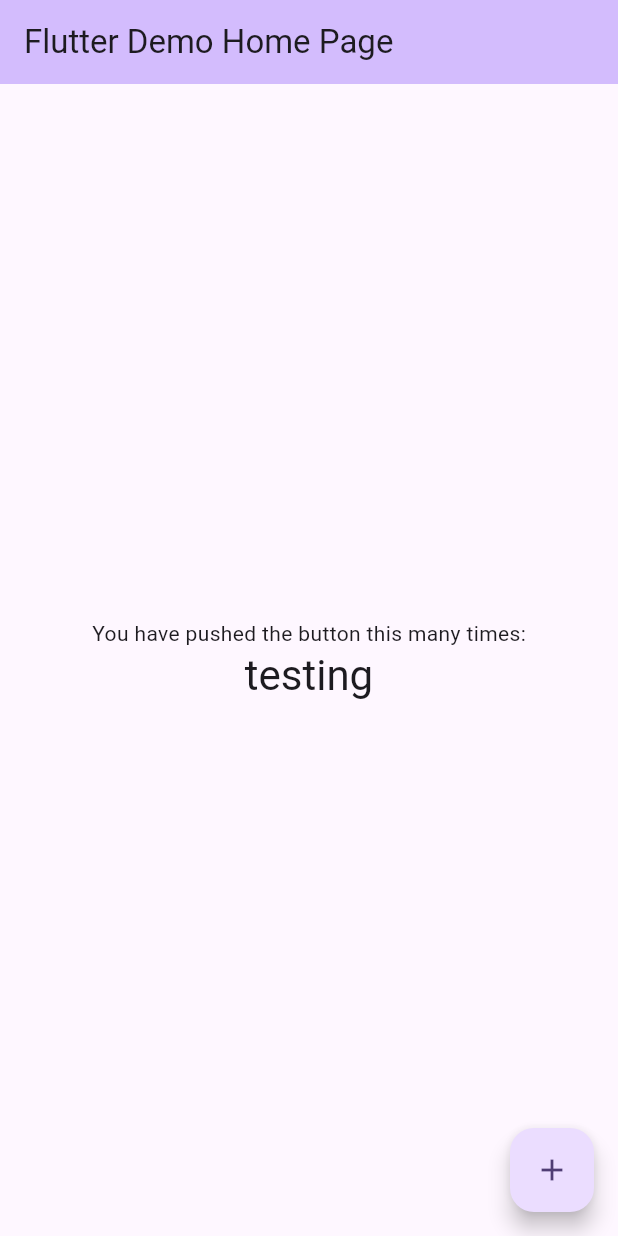
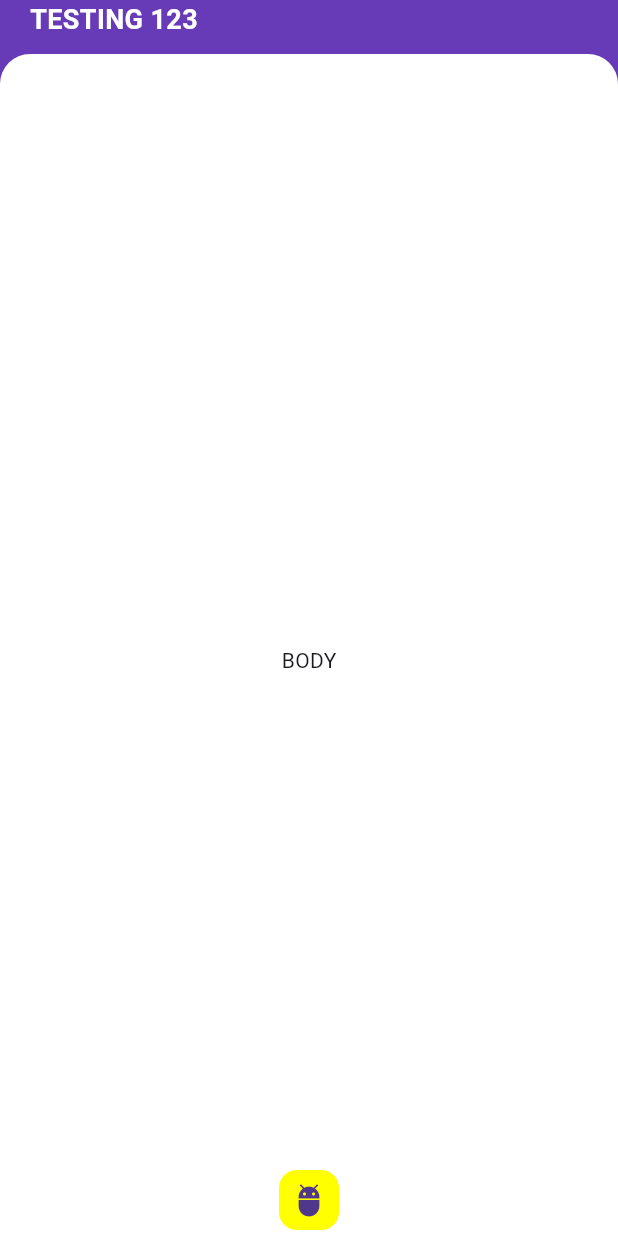
Before and after one commit to jwyong/dex_venger, a Flutter app: the screen it shows after launch, on a phone screen of 412 x 824 dp. Run offline on Flutter 3.47's test engine with Material 3 defaults, Android fonts, the phone set to English and light mode, and no system bars; our stand-ins replace drift, flutter_screenutil, get, mobx, shared_preferences; accounts and stored records are empty; generated files the repository leaves out were written again.

Commit message:
added intl, base files, basic flow to main page UI. before start main wallet adding flow from main.

```diff
--- /dev/null
+++ b/l10n.yaml
@@ -0,0 +1,3 @@
+arb-dir: lib/l10n
+template-arb-file: intl_en.arb
+output-localization-file: app_localizations.dart
--- /dev/null
+++ b/lib/base/base_state.dart
@@ -0,0 +1,38 @@
+import 'package:flutter/material.dart';
+import 'package:get/get.dart';
+import 'package:shared_preferences/shared_preferences.dart';
+
+import '../database/my_database.dart';
+import '../generated/l10n.dart';
+import '../singleton/shared_prefs_manager.dart';
+
+/// Base state with convenient functions e.g. disposing mobx or flutter controllers.
+abstract class BaseState<T extends StatefulWidget> extends State<T> {
+  final List<BaseViewModel> _mobxControllers = List.empty(growable: true);
+  final List<Listenable> _controllers = List.empty(growable: true);
+  late final s = S();
+
+  static late final SharedPreferences sharedPrefs;
+
+  @override
+  void dispose() {
+    _mobxControllers.clear();
+    super.dispose();
+  }
+}
+
+class BaseViewModel {
+  late final s = S();
+  late final MyDatabase database = Get.find<MyDatabase>();
+  late final SharedPreferences sharedPrefs = SharedPreferencesManager().sharedPrefs;
+
+  void bind(BaseState baseState) async {
+    baseState._mobxControllers.add(this);
+  }
+}
+
+extension BaseListenable on Listenable {
+  void bind(BaseState baseState) {
+    baseState._controllers.add(this);
+  }
+}
--- /dev/null
+++ b/lib/base/base_stateless_widget.dart
@@ -0,0 +1,9 @@
+import 'package:flutter/material.dart';
+
+import '../generated/l10n.dart';
+
+abstract class BaseStatelessWidget extends StatelessWidget {
+  BaseStatelessWidget({super.key});
+
+  late final s = S();
+}
--- /dev/null
+++ b/lib/const/const.dart
@@ -0,0 +1 @@
+const dexVengerTitle = "DexVenger";
--- /dev/null
+++ b/lib/l10n/intl_en.arb
@@ -0,0 +1,3 @@
+{
+  "dexVenger": "DexVenger"
+}
--- a/lib/main.dart
+++ b/lib/main.dart
@@ -1,122 +1,58 @@
-import 'package:dex_venger/repository/http/solana_repo.dart';
+import 'package:dex_venger/const/const.dart';
 import 'package:flutter/material.dart';
+import 'package:flutter/services.dart';
+import 'package:flutter_localizations/flutter_localizations.dart';
+import 'package:flutter_screenutil/flutter_screenutil.dart';
 
-import 'const/http_const.dart';
+import '../base/base_state.dart';
+import 'generated/l10n.dart';
+import 'main_init_module.dart';
+import 'main_vm.dart';
+import 'pages/home_page.dart';
 
-void main() {
+// Snack bar key for access anywhere from the app.
+final GlobalKey<ScaffoldMessengerState> mainSnackBarKey = GlobalKey<ScaffoldMessengerState>();
+
+Future<void> main() async {
+  await MainInitModule().init();
   runApp(const MyApp());
 }
 
-class MyApp extends StatelessWidget {
+class MyApp extends StatefulWidget {
   const MyApp({super.key});
 
-  // This widget is the root of your application.
   @override
-  Widget build(BuildContext context) {
-    return MaterialApp(
-      title: 'Flutter Demo',
-      theme: ThemeData(
-        // This is the theme of your application.
-        //
-        // TRY THIS: Try running your application with "flutter run". You'll see
-        // the application has a purple toolbar. Then, without quitting the app,
-        // try changing the seedColor in the colorScheme below to Colors.green
-        // and then invoke "hot reload" (save your changes or press the "hot
-        // reload" button in a Flutter-supported IDE, or press "r" if you used
-        // the command line to start the app).
-        //
-        // Notice that the counter didn't reset back to zero; the application
-        // state is not lost during the reload. To reset the state, use hot
-        // restart instead.
-        //
-        // This works for code too, not just values: Most code changes can be
-        // tested with just a hot reload.
-        colorScheme: ColorScheme.fromSeed(seedColor: Colors.deepPurple),
-        useMaterial3: true,
-      ),
-      home: const MyHomePage(title: 'Flutter Demo Home Page'),
-    );
-  }
+  State<MyApp> createState() => _MyAppState();
 }
 
-class MyHomePage extends StatefulWidget {
-  const MyHomePage({super.key, required this.title});
-
-  // This widget is the home page of your application. It is stateful, meaning
-  // that it has a State object (defined below) that contains fields that affect
-  // how it looks.
-
-  // This class is the configuration for the state. It holds the values (in this
-  // case the title) provided by the parent (in this case the App widget) and
-  // used by the build method of the State. Fields in a Widget subclass are
-  // always marked "final".
-
-  final String title;
+class _MyAppState extends BaseState<MyApp> {
+  late final MainVM _vm = MainVM()..bind(this);
 
   @override
-  State<MyHomePage> createState() => _MyHomePageState();
-}
-
-class _MyHomePageState extends State<MyHomePage> {
-  final _solanaRepo = SolanaRepo();
-
-  void _incrementCounter() {
-    // TODO: JAY_LOG - test click button to make API call
-    _solanaRepo.getTokensForAddress(walletAddress);
+  void initState() {
+    super.initState();
   }
 
   @override
   Widget build(BuildContext context) {
-    // This method is rerun every time setState is called, for instance as done
-    // by the _incrementCounter method above.
-    //
-    // The Flutter framework has been optimized to make rerunning build methods
-    // fast, so that you can just rebuild anything that needs updating rather
-    // than having to individually change instances of widgets.
-    return Scaffold(
-      appBar: AppBar(
-        // TRY THIS: Try changing the color here to a specific color (to
-        // Colors.amber, perhaps?) and trigger a hot reload to see the AppBar
-        // change color while the other colors stay the same.
-        backgroundColor: Theme.of(context).colorScheme.inversePrimary,
-        // Here we take the value from the MyHomePage object that was created by
-        // the App.build method, and use it to set our appbar title.
-        title: Text(widget.title),
-      ),
-      body: Center(
-        // Center is a layout widget. It takes a single child and positions it
-        // in the middle of the parent.
-        child: Column(
-          // Column is also a layout widget. It takes a list of children and
-          // arranges them vertically. By default, it sizes itself to fit its
-          // children horizontally, and tries to be as tall as its parent.
-          //
-          // Column has various properties to control how it sizes itself and
-          // how it positions its children. Here we use mainAxisAlignment to
-          // center the children vertically; the main axis here is the vertical
-          // axis because Columns are vertical (the cross axis would be
-          // horizontal).
-          //
-          // TRY THIS: Invoke "debug painting" (choose the "Toggle Debug Paint"
-          // action in the IDE, or press "p" in the console), to see the
-          // wireframe for each widget.
-          mainAxisAlignment: MainAxisAlignment.center,
-          children: <Widget>[
-            const Text(
-              'You have pushed the button this many times:',
-            ),
-            Text(
-              'testing',
-              style: Theme.of(context).textTheme.headlineMedium,
-            ),
-          ],
-        ),
-      ),
-      floatingActionButton: FloatingActionButton(
-        onPressed: _incrementCounter,
-        tooltip: 'Increment',
-        child: const Icon(Icons.add),
-      ), // This trailing comma makes auto-formatting nicer for build methods.
-    );
+    SystemChrome.setPreferredOrientations([DeviceOrientation.portraitUp]);
+
+    // TODO: JAY_LOG - add willPopScope for Android back button
+    return ScreenUtilInit(
+        designSize: const Size(375, 812),
+        minTextAdapt: true,
+        splitScreenMode: true,
+        builder: (ctx, child) => MaterialApp(
+            scaffoldMessengerKey: mainSnackBarKey,
+            title: dexVengerTitle,
+            theme: ThemeData(primarySwatch: Colors.deepPurple),
+            localizationsDelegates: const [
+              S.delegate,
+              GlobalMaterialLocalizations.delegate,
+              GlobalWidgetsLocalizations.delegate,
+              GlobalCupertinoLocalizations.delegate,
+            ],
+            supportedLocales: S.delegate.supportedLocales,
+            home: const HomePage()));
   }
 }
--- /dev/null
+++ b/lib/main_init_module.dart
@@ -0,0 +1,18 @@
+import 'package:flutter/material.dart';
+import 'package:get/get.dart';
+import '../database/my_database.dart';
+import '../singleton/shared_prefs_manager.dart';
+
+class MainInitModule {
+  // TODO: JAY_LOG - how to separate to background thread?
+  Future init() async {
+    // Widgets
+    WidgetsFlutterBinding.ensureInitialized();
+
+    // Provide database to whole app with GetX
+    Get.put(MyDatabase());
+
+    // SharedPrefs
+    await SharedPreferencesManager().initialize();
+  }
+}
--- /dev/null
+++ b/lib/main_vm.dart
@@ -0,0 +1,20 @@
+import 'package:dex_venger/base/base_state.dart';
+import 'package:flutter/material.dart';
+import 'package:mobx/mobx.dart';
+
+import 'database/my_database.dart';
+import 'main.dart';
+
+part 'main_vm.g.dart';
+
+class MainVM = AMainVM with _$MainVM;
+
+/// TODO: JAY_LOG:
+/// - ads: start after listed to store (complete MVP > list > implement adMob)
+/// - first time realtimeDB sync issue (vivo, iphone) - permission? check
+/// - add realtimeDB sync logics after xx days (1 month?)
+/// - check http web call error cases (crash? spammed?)
+/// - error handling (snack bars/retry button?)
+/// - optimise first time driftDB (check logics, async?)
+abstract class AMainVM extends BaseViewModel with Store {
+}
--- /dev/null
+++ b/lib/pages/home_page.dart
@@ -0,0 +1,63 @@
+import 'package:dex_venger/base/base_state.dart';
+import 'package:dex_venger/text_style/text_styles.dart';
+import 'package:flutter/material.dart';
+
+class HomePage extends StatefulWidget {
+  const HomePage({super.key});
+
+  @override
+  State<StatefulWidget> createState() => _HomePageState();
+}
+
+class _HomePageState extends BaseState<HomePage> with SingleTickerProviderStateMixin {
+  // late final HomePageVM _vm = HomePageVM()..bind(this);
+
+  // Tab bar + bottom nav bar
+  // late final BottomNavModule _bottomNavModule = BottomNavModule(_vm);
+
+  @override
+  void initState() {
+    super.initState();
+  }
+
+  @override
+  Widget build(BuildContext context) {
+    return Scaffold(
+        backgroundColor: Colors.white,
+        appBar: AppBar(
+          elevation: 0,
+          flexibleSpace: Stack(
+            children: [
+              Container(
+                width: double.infinity,
+                height: double.infinity,
+                color: Colors.deepPurple,
+                child: SafeArea(
+                    child: Padding(
+                  padding: const EdgeInsets.symmetric(horizontal: 20),
+                  child: Text("TESTING 123", style: TextStyles.title.apply(color: Colors.white)),
+                )),
+              ),
+              Align(
+                  alignment: Alignment.bottomCenter,
+                  child: Container(
+                    height: 20,
+                    decoration: const BoxDecoration(
+                        color: Colors.white,
+                        borderRadius: BorderRadius.only(
+                          topLeft: Radius.circular(20),
+                          topRight: Radius.circular(20),
+                        )),
+                  ))
+            ],
+          ),
+        ),
+        body: Center(
+          child: Text("BODY"),
+        ),
+        floatingActionButton: FloatingActionButton.small(
+            elevation: 0, backgroundColor: Colors.yellowAccent, onPressed: () {}, child: const Icon(Icons.adb)),
+        floatingActionButtonLocation: FloatingActionButtonLocation.centerDocked);
+    // ));
+  }
+}
--- /dev/null
+++ b/lib/singleton/shared_prefs_manager.dart
@@ -0,0 +1,20 @@
+import 'package:shared_preferences/shared_preferences.dart';
+
+/// Single instance manager for SharedPrefs - initialise on appStart and access instance from anywhere.
+class SharedPreferencesManager {
+  late SharedPreferences _sharedPrefs;
+
+  SharedPreferencesManager._privateConstructor();
+
+  static final SharedPreferencesManager _instance = SharedPreferencesManager._privateConstructor();
+
+  factory SharedPreferencesManager() {
+    return _instance;
+  }
+
+  Future<void> initialize() async {
+    _sharedPrefs = await SharedPreferences.getInstance();
+  }
+
+  SharedPreferences get sharedPrefs => _sharedPrefs;
+}
--- /dev/null
+++ b/lib/text_style/text_styles.dart
@@ -0,0 +1,27 @@
+import 'package:flutter/material.dart';
+
+class TextStyles {
+  static TextStyle title = const TextStyle(
+    fontSize: 18,
+    fontWeight: FontWeight.bold,
+    color: Colors.black,
+  );
+
+  static TextStyle subTitle = const TextStyle(
+    fontSize: 16,
+    fontWeight: FontWeight.bold,
+    color: Colors.black,
+  );
+
+  static TextStyle filterTitle = const TextStyle(
+    fontSize: 13,
+    fontWeight: FontWeight.w500,
+    color: Colors.black,
+  );
+
+  static TextStyle body = const TextStyle(
+    fontSize: 13,
+    fontWeight: FontWeight.normal,
+    color: Colors.black,
+  );
+}
```
Also changed, not shown: pubspec.yaml (+27 -2 lines), lib/generated/intl/messages_all.dart (added), lib/generated/intl/messages_en.dart (added), lib/generated/l10n.dart (added), lib/main_vm.g.dart (added), pubspec.lock, 2 other files.
